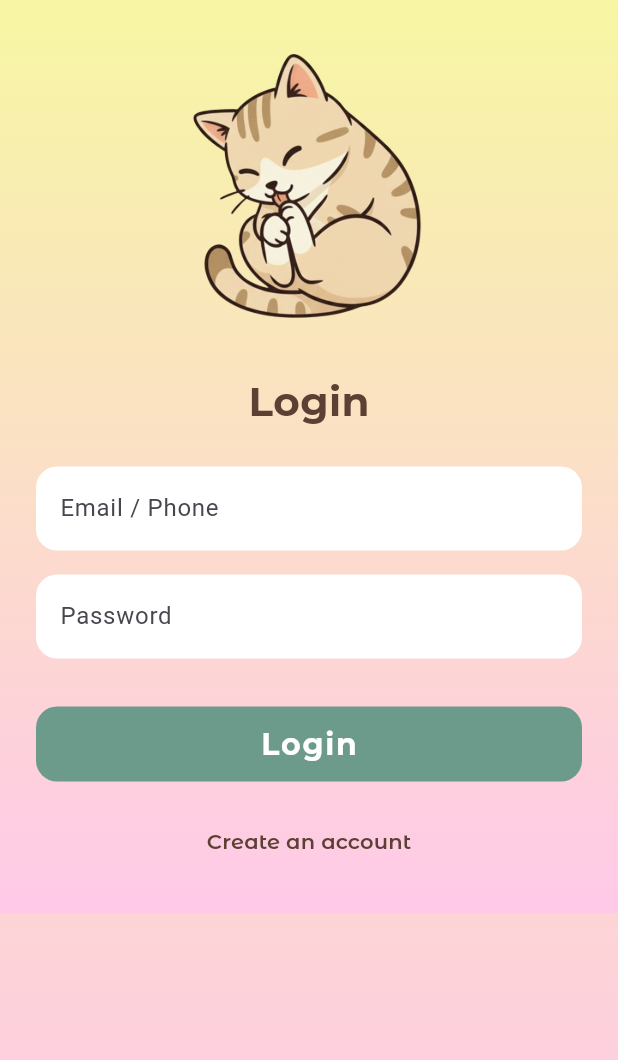
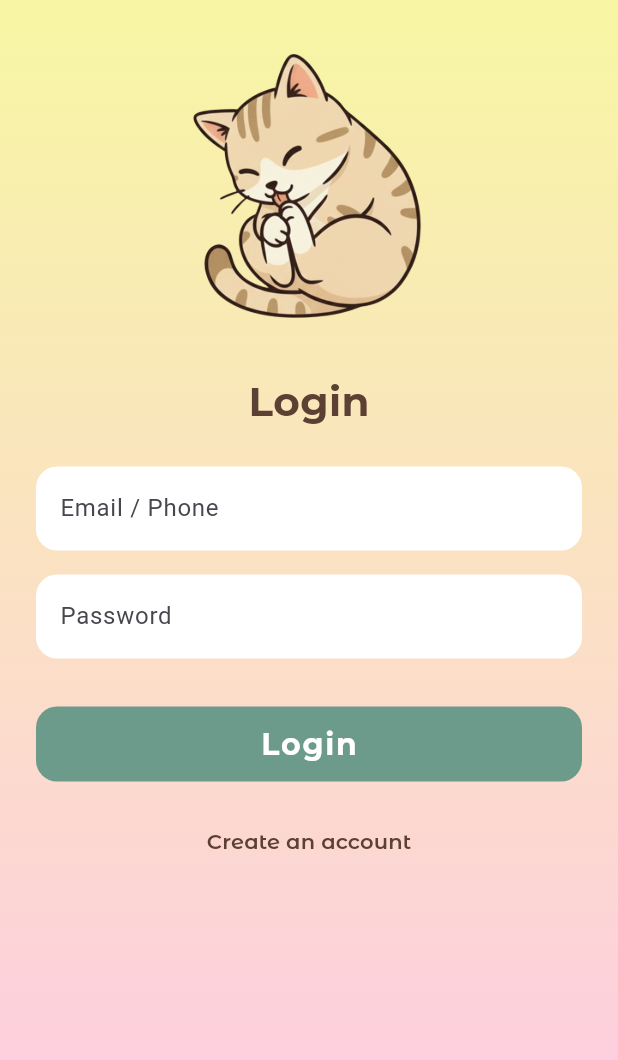
Before and after one commit to NIIIIIINO/Smart_Cat_Water_Bowl, a Flutter app: the screen it shows after launch, after a tap on "START", after a tap on "Login", on a phone screen of 412 x 824 dp. Shown: the top 1060 px of the screen. Run offline on Flutter 3.47's test engine with Material 3 defaults, Android fonts, the phone set to English and light mode, and no system bars; our stand-ins replace cloud_firestore, firebase_auth, firebase_core, firebase_storage, image_picker; accounts and stored records are empty; project files that could hold a hidden picture were left out.

Commit message:
Update login_page.dart

```diff
--- a/smart_cat_water_bowl/lib/pages/login_page.dart
+++ b/smart_cat_water_bowl/lib/pages/login_page.dart
@@ -58,23 +58,17 @@ class _LoginPageState extends State<LoginPage> {
   @override
   Widget build(BuildContext context) {
     return Scaffold(
+      // ✅ สำคัญมาก: ต้องโปร่งใส
       backgroundColor: Colors.transparent,
-      body: Container(
-        decoration: const BoxDecoration(
-          gradient: LinearGradient(
-            begin: Alignment.topCenter,
-            end: Alignment.bottomCenter,
-            colors: [Color(0xFFF7F6A3), Color(0xFFFFC9E8)],
-          ),
-        ),
-        child: SafeArea(
+
+      body: SafeArea(
         child: SingleChildScrollView(
           child: Padding(
             padding: const EdgeInsets.all(24),
             child: Column(
               crossAxisAlignment: CrossAxisAlignment.center,
               children: [
-                  // 🐱 รูปด้านบน
+                // 🐱 รูปแมวด้านบน
                 Image.asset('assets/images/finfin.png', height: 200),
 
                 const SizedBox(height: 24),
@@ -98,7 +92,7 @@ class _LoginPageState extends State<LoginPage> {
                   decoration: InputDecoration(
                     hintText: 'Email / Phone',
                     filled: true,
-                      fillColor: Colors.white,
+                    fillColor: Colors.white, // อ่านง่ายบน gradient
                     border: OutlineInputBorder(
                       borderRadius: BorderRadius.circular(14),
                       borderSide: BorderSide.none,
@@ -185,7 +179,6 @@ class _LoginPageState extends State<LoginPage> {
           ),
         ),
       ),
-      ),
     );
   }
 }
```
Lines whose indentation alone changed are shown as unchanged.
